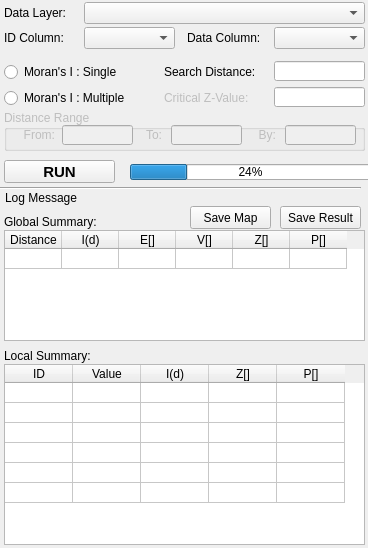
Qt form gui/ui_form_morans_i.ui (Gaia3D/GeepsSpatialStatistic) before a commit.
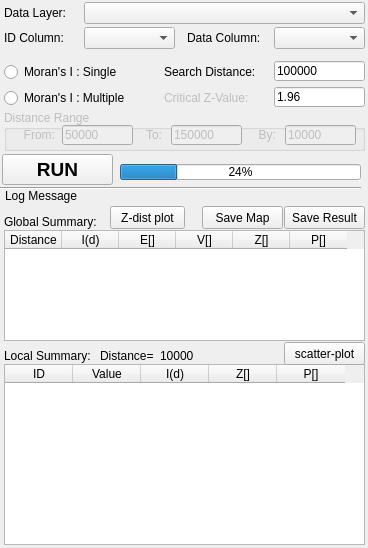
The same form after that commit.

The edit to the form file:
```diff
--- a/gui/ui_form_morans_i.ui
+++ b/gui/ui_form_morans_i.ui
@@ -107,6 +107,9 @@
      <height>20</height>
     </rect>
    </property>
+   <property name="text">
+    <string>100000</string>
+   </property>
   </widget>
   <widget class="QLabel" name="lbl_m_1">
    <property name="enabled">
@@ -133,6 +136,9 @@
      <height>20</height>
     </rect>
    </property>
+   <property name="text">
+    <string>1.96</string>
+   </property>
   </widget>
   <widget class="QGroupBox" name="gb_multiple">
    <property name="enabled">
@@ -174,6 +180,9 @@
       <height>20</height>
      </rect>
     </property>
+    <property name="text">
+     <string>50000</string>
+    </property>
    </widget>
    <widget class="QLineEdit" name="edtTo">
     <property name="geometry">
@@ -185,7 +194,7 @@
      </rect>
     </property>
     <property name="text">
-     <string/>
+     <string>150000</string>
     </property>
    </widget>
    <widget class="QLabel" name="label_7">
@@ -230,23 +239,23 @@
      </rect>
     </property>
     <property name="text">
-     <string/>
+     <string>10000</string>
     </property>
    </widget>
   </widget>
   <widget class="QPushButton" name="btnRun">
    <property name="geometry">
     <rect>
-     <x>4</x>
-     <y>160</y>
+     <x>2</x>
+     <y>154</y>
      <width>111</width>
-     <height>23</height>
+     <height>31</height>
     </rect>
    </property>
    <property name="font">
     <font>
      <family>Tahoma</family>
-     <pointsize>11</pointsize>
+     <pointsize>14</pointsize>
      <weight>75</weight>
      <bold>true</bold>
     </font>
@@ -258,7 +267,7 @@
   <widget class="QPushButton" name="btnSaveResult">
    <property name="geometry">
     <rect>
-     <x>280</x>
+     <x>284</x>
      <y>206</y>
      <width>81</width>
      <height>23</height>
@@ -271,7 +280,7 @@
   <widget class="QPushButton" name="btnSaveMap">
    <property name="geometry">
     <rect>
-     <x>190</x>
+     <x>202</x>
      <y>206</y>
      <width>81</width>
      <height>23</height>
@@ -302,7 +311,7 @@
     <rect>
      <x>4</x>
      <y>348</y>
-     <width>131</width>
+     <width>111</width>
      <height>16</height>
     </rect>
    </property>
@@ -332,7 +341,7 @@
     <bool>false</bool>
    </property>
    <property name="rowCount">
-    <number>1</number>
+    <number>0</number>
    </property>
    <property name="columnCount">
     <number>6</number>
@@ -349,7 +358,6 @@
    <attribute name="verticalHeaderDefaultSectionSize">
     <number>20</number>
    </attribute>
-   <row/>
    <column>
     <property name="text">
      <string>Distance</string>
@@ -403,7 +411,7 @@
     <enum>QAbstractItemView::SelectRows</enum>
    </property>
    <property name="rowCount">
-    <number>6</number>
+    <number>0</number>
    </property>
    <property name="columnCount">
     <number>5</number>
@@ -423,12 +431,6 @@
    <attribute name="verticalHeaderDefaultSectionSize">
     <number>20</number>
    </attribute>
-   <row/>
-   <row/>
-   <row/>
-   <row/>
-   <row/>
-   <row/>
    <column>
     <property name="text">
      <string>ID</string>
@@ -481,7 +483,7 @@
   <widget class="QProgressBar" name="progressBar">
    <property name="geometry">
     <rect>
-     <x>130</x>
+     <x>120</x>
      <y>164</y>
      <width>241</width>
      <height>16</height>
@@ -495,7 +497,7 @@
    <property name="geometry">
     <rect>
      <x>5</x>
-     <y>190</y>
+     <y>188</y>
      <width>361</width>
      <height>16</height>
     </rect>
@@ -517,6 +519,58 @@
     <enum>Qt::Horizontal</enum>
    </property>
   </widget>
+  <widget class="QLabel" name="label_2">
+   <property name="geometry">
+    <rect>
+     <x>100</x>
+     <y>348</y>
+     <width>61</width>
+     <height>16</height>
+    </rect>
+   </property>
+   <property name="text">
+    <string>Distance=</string>
+   </property>
+  </widget>
+  <widget class="QLabel" name="lbl_distance">
+   <property name="geometry">
+    <rect>
+     <x>160</x>
+     <y>348</y>
+     <width>51</width>
+     <height>16</height>
+    </rect>
+   </property>
+   <property name="text">
+    <string>10000</string>
+   </property>
+  </widget>
+  <widget class="QPushButton" name="btnScatterPlot">
+   <property name="geometry">
+    <rect>
+     <x>284</x>
+     <y>342</y>
+     <width>81</width>
+     <height>23</height>
+    </rect>
+   </property>
+   <property name="text">
+    <string>scatter-plot</string>
+   </property>
+  </widget>
+  <widget class="QPushButton" name="btnZDistPlot">
+   <property name="geometry">
+    <rect>
+     <x>110</x>
+     <y>206</y>
+     <width>75</width>
+     <height>23</height>
+    </rect>
+   </property>
+   <property name="text">
+    <string>Z-dist plot</string>
+   </property>
+  </widget>
   <zorder>label</zorder>
   <zorder>cmbLayer</zorder>
   <zorder>label_3</zorder>
@@ -540,6 +594,10 @@
   <zorder>progressBar</zorder>
   <zorder>line</zorder>
   <zorder>lbl_log</zorder>
+  <zorder>label_2</zorder>
+  <zorder>lbl_distance</zorder>
+  <zorder>btnScatterPlot</zorder>
+  <zorder>btnZDistPlot</zorder>
  </widget>
  <resources/>
  <connections/>
```
